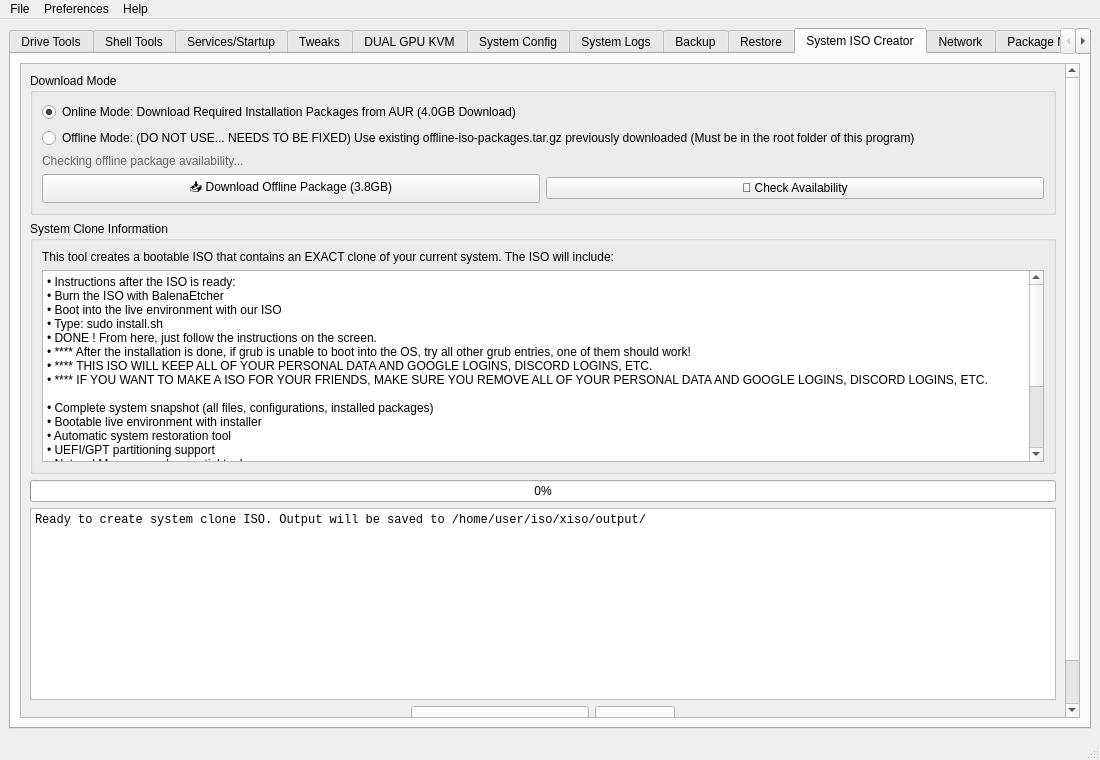
Above: mainwindow.ui from XetalEngine/CachyOsTools before the change. Below: the same form after it.
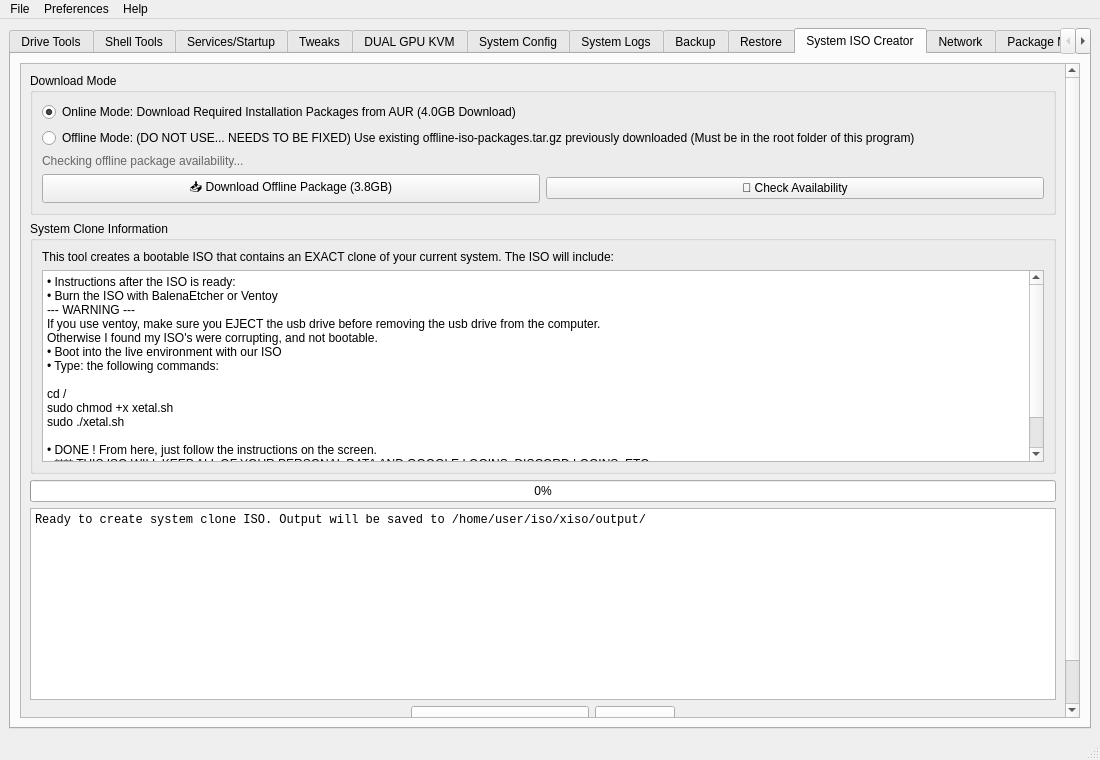
That is the form after the change. The open tabs and pages were chosen to show the change.

Commit message: Silly Update, auto install resync and archiso.

What changed in the file:
```diff
--- a/mainwindow.ui
+++ b/mainwindow.ui
@@ -2545,26 +2545,21 @@
                 <widget class="QTextEdit" name="isoInfoText">
                  <property name="plainText">
                   <string>• Instructions after the ISO is ready:
-• Burn the ISO with BalenaEtcher
+• Burn the ISO with BalenaEtcher or Ventoy
+--- WARNING ---
+If you use ventoy, make sure you EJECT the usb drive before removing the usb drive from the computer.
+Otherwise I found my ISO's were corrupting, and not bootable.
 • Boot into the live environment with our ISO
-• Type: sudo install.sh
+• Type: the following commands:
+
+cd /
+sudo chmod +x xetal.sh
+sudo ./xetal.sh
+
 • DONE ! From here, just follow the instructions on the screen.
-• **** After the installation is done, if grub is unable to boot into the OS, try all other grub entries, one of them should work!                  
 • **** THIS ISO WILL KEEP ALL OF YOUR PERSONAL DATA AND GOOGLE LOGINS, DISCORD LOGINS, ETC. 
 • **** IF YOU WANT TO MAKE A ISO FOR YOUR FRIENDS, MAKE SURE YOU REMOVE ALL OF YOUR PERSONAL DATA AND GOOGLE LOGINS, DISCORD LOGINS, ETC.
-
-• Complete system snapshot (all files, configurations, installed packages)
-• Bootable live environment with installer
-• Automatic system restoration tool
-• UEFI/GPT partitioning support
-• NetworkManager and essential tools
-• Your exact system state as of creation time
-
-The resulting ISO can be used to:
-• Boot into a live environment
-• Install an exact copy of your system to any compatible hardware
-• Restore your system to any point in time
-• Create backup installations</string>
+</string>
                  </property>
                  <property name="readOnly">
                   <bool>true</bool>
```
The commit also changes 2 other files.
